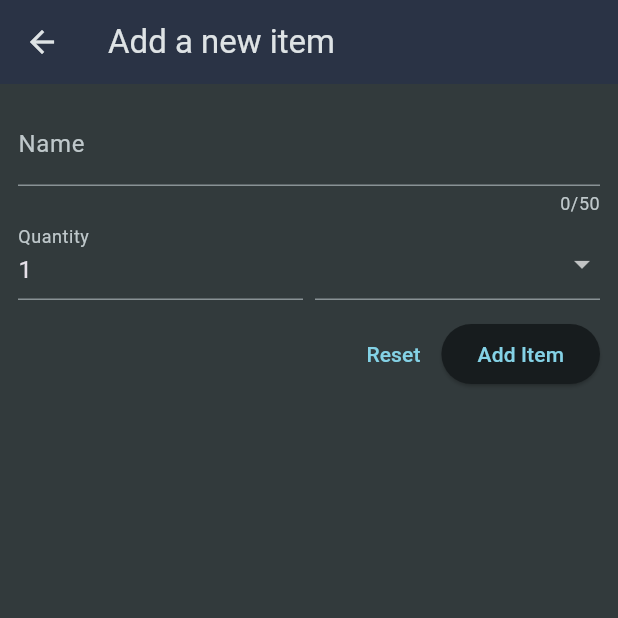
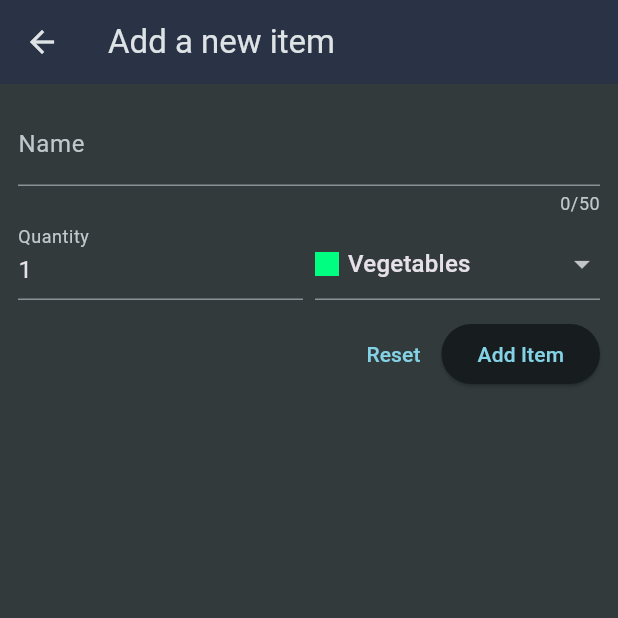
Before and after one commit to MatviiU/learning, a Flutter app: the screen it shows after launch, after a tap on the "add" icon, on a phone screen of 412 x 824 dp, the top half of it. Run offline on Flutter 3.47's test engine with Material 3 defaults, Android fonts, the phone set to English and light mode, and no system bars; our stand-ins replace flutter_riverpod, transparent_image; network calls fail.

Commit message:
Last version

```diff
--- a/shopping_list_app/lib/widgets/grocery_list.dart
+++ b/shopping_list_app/lib/widgets/grocery_list.dart
@@ -1,5 +1,9 @@
+import 'dart:convert';
+
 import 'package:flutter/material.dart';
-import 'package:shopping_list_app/data/dummy_items.dart';
+import 'package:http/http.dart' as http;
+import 'package:shopping_list_app/data/categories.dart';
+import 'package:shopping_list_app/models/grocery_item.dart';
 import 'package:shopping_list_app/widgets/new_item.dart';
 
 class GroceryList extends StatefulWidget {
@@ -10,30 +14,142 @@ class GroceryList extends StatefulWidget {
 }
 
 class _GroceryListState extends State<GroceryList> {
-  void addItem() {
-    Navigator.of(context).push(MaterialPageRoute(builder: (context) => NewItem()));
+  List<GroceryItem> _groceryItems = [];
+  var _isLoading = true;
+  String? _error;
+
+  @override
+  void initState() {
+    super.initState();
+    _loadItems();
+  }
+
+  void _loadItems() async {
+    final url = Uri.https(
+      'flutter-prep-default-rtdb.firebaseio.com',
+      'shopping-list.json',
+    );
+
+    try {
+      final response = await http.get(url);
+
+      if (response.statusCode >= 400) {
+        setState(() {
+          _error = 'Failed to fetch data. Please try again later.';
+        });
+      }
+
+      if (response.body == 'null') {
+        setState(() {
+          _isLoading = false;
+        });
+        return;
+      }
+
+      final Map<String, dynamic> listData = json.decode(response.body);
+      final List<GroceryItem> loadedItems = [];
+      for (final item in listData.entries) {
+        final category =
+            categories.entries
+                .firstWhere(
+                  (catItem) => catItem.value.title == item.value['category'],
+                )
+                .value;
+        loadedItems.add(
+          GroceryItem(
+            id: item.key,
+            name: item.value['name'],
+            quantity: item.value['quantity'],
+            category: category,
+          ),
+        );
+      }
+      setState(() {
+        _groceryItems = loadedItems;
+        _isLoading = false;
+      });
+    } catch (error) {
+      setState(() {
+        _error = 'Something went wrong! Please try again later.';
+      });
+    }
+  }
+
+  void _addItem() async {
+    final newItem = await Navigator.of(
+      context,
+    ).push<GroceryItem>(MaterialPageRoute(builder: (ctx) => const NewItem()));
+
+    if (newItem == null) {
+      return;
+    }
+
+    setState(() {
+      _groceryItems.add(newItem);
+    });
+  }
+
+  void _removeItem(GroceryItem item) async {
+    final index = _groceryItems.indexOf(item);
+    setState(() {
+      _groceryItems.remove(item);
+    });
+
+    final url = Uri.https(
+      'flutter-prep-default-rtdb.firebaseio.com',
+      'shopping-list/${item.id}.json',
+    );
+
+    final response = await http.delete(url);
+
+    if (response.statusCode >= 400) {
+      // Optional: Show error message
+      setState(() {
+        _groceryItems.insert(index, item);
+      });
+    }
   }
 
   @override
   Widget build(BuildContext context) {
+    Widget content = const Center(child: Text('No items added yet.'));
+
+    if (_isLoading) {
+      content = const Center(child: CircularProgressIndicator());
+    }
+
+    if (_groceryItems.isNotEmpty) {
+      content = ListView.builder(
+        itemCount: _groceryItems.length,
+        itemBuilder:
+            (ctx, index) => Dismissible(
+              onDismissed: (direction) {
+                _removeItem(_groceryItems[index]);
+              },
+              key: ValueKey(_groceryItems[index].id),
+              child: ListTile(
+                title: Text(_groceryItems[index].name),
+                leading: Container(
+                  width: 24,
+                  height: 24,
+                  color: _groceryItems[index].category.color,
+                ),
+                trailing: Text(_groceryItems[index].quantity.toString()),
+              ),
+            ),
+      );
+    }
+
+    if (_error != null) {
+      content = Center(child: Text(_error!));
+    }
+
     return Scaffold(
       appBar: AppBar(
         title: const Text('Your Groceries'),
-        actions: [IconButton(onPressed: addItem, icon: Icon(Icons.add))],
+        actions: [IconButton(onPressed: _addItem, icon: const Icon(Icons.add))],
       ),
-      body: ListView.builder(
-        itemCount: groceryItems.length,
-        itemBuilder:
-            (context, index) => ListTile(
-              title: Text(groceryItems[index].name),
-              leading: Container(
-                width: 24,
-                height: 24,
-                color: groceryItems[index].category.color,
-              ),
-              trailing: Text(groceryItems[index].quantity.toString()),
-            ),
-      ),
+      body: content,
     );
   }
 }
--- a/shopping_list_app/lib/widgets/new_item.dart
+++ b/shopping_list_app/lib/widgets/new_item.dart
@@ -1,21 +1,60 @@
+import 'dart:convert';
+
 import 'package:flutter/material.dart';
 import 'package:shopping_list_app/data/categories.dart';
+import 'package:shopping_list_app/models/category.dart';
+import 'package:shopping_list_app/models/grocery_item.dart';
+import 'package:http/http.dart' as http;
 
 class NewItem extends StatefulWidget {
   const NewItem({super.key});
 
   @override
-  State<NewItem> createState() => _NewItemState();
+  State<NewItem> createState() {
+    return _NewItemState();
+  }
 }
 
 class _NewItemState extends State<NewItem> {
   final _formKey = GlobalKey<FormState>();
   var enteredName = '';
   var enteredQuantity = 1;
+  var selectedCategory = categories[Categories.vegetables]!;
+  var isSending = false;
 
-  void saveItem() {
-    if(_formKey.currentState!.validate()){
+  void _saveItem() async {
+    if (_formKey.currentState!.validate()) {
+      setState(() {
+        isSending = true;
+      });
       _formKey.currentState!.save();
+      final url = Uri.https(
+        'shopping-list-app-562e2-default-rtdb.firebaseio.com',
+        'shopping-list.json',
+      );
+      final response = await http.post(
+        url,
+        headers: {'Content-Type': 'application/json'},
+        body: json.encode({
+          'name': enteredName,
+          'quantity': enteredQuantity,
+          'category': selectedCategory.title,
+        }),
+      );
+
+      final Map<String, dynamic> resData = json.decode(response.body);
+
+      if (!context.mounted) {
+        return;
+      }
+      Navigator.of(context).pop(
+        GroceryItem(
+          id: resData['name'],
+          name: enteredName,
+          quantity: enteredQuantity,
+          category: selectedCategory,
+        ),
+      );
     }
   }
 
@@ -24,20 +63,20 @@ class _NewItemState extends State<NewItem> {
     return Scaffold(
       appBar: AppBar(title: const Text('Add a new item')),
       body: Padding(
-        padding: EdgeInsets.all(12),
+        padding: const EdgeInsets.all(12),
         child: Form(
           key: _formKey,
           child: Column(
             children: [
               TextFormField(
                 maxLength: 50,
-                decoration: InputDecoration(label: Text('Name')),
+                decoration: const InputDecoration(label: Text('Name')),
                 validator: (value) {
                   if (value == null ||
                       value.isEmpty ||
-                      int.tryParse(value) == null ||
-                      int.tryParse(value)! <= 0) {
-                    return 'Must be a valid, positive number';
+                      value.trim().length <= 1 ||
+                      value.trim().length > 50) {
+                    return 'Must be between 1 and 50 characters.';
                   }
                   return null;
                 },
@@ -50,14 +89,29 @@ class _NewItemState extends State<NewItem> {
                 children: [
                   Expanded(
                     child: TextFormField(
+                      decoration: const InputDecoration(
+                        label: Text('Quantity'),
+                      ),
                       keyboardType: TextInputType.number,
-                      decoration: InputDecoration(label: Text('Quantity')),
                       initialValue: enteredQuantity.toString(),
+                      validator: (value) {
+                        if (value == null ||
+                            value.isEmpty ||
+                            int.tryParse(value) == null ||
+                            int.tryParse(value)! <= 0) {
+                          return 'Must be a valid, positive number.';
+                        }
+                        return null;
+                      },
+                      onSaved: (value) {
+                        enteredQuantity = int.parse(value!);
+                      },
                     ),
                   ),
-                  SizedBox(width: 8),
+                  const SizedBox(width: 8),
                   Expanded(
                     child: DropdownButtonFormField(
+                      value: selectedCategory,
                       items: [
                         for (final category in categories.entries)
                           DropdownMenuItem(
@@ -69,28 +123,45 @@ class _NewItemState extends State<NewItem> {
                                   height: 16,
                                   color: category.value.color,
                                 ),
-                                SizedBox(width: 6),
+                                const SizedBox(width: 6),
                                 Text(category.value.title),
                               ],
                             ),
                           ),
                       ],
-                      onChanged: (value) {},
+                      onChanged: (value) {
+                        setState(() {
+                          selectedCategory = value!;
+                        });
+                      },
                     ),
                   ),
                 ],
               ),
-              SizedBox(height: 12),
+              const SizedBox(height: 12),
               Row(
                 mainAxisAlignment: MainAxisAlignment.end,
                 children: [
                   TextButton(
-                    onPressed: () {
-                      _formKey.currentState!.reset();
-                    },
-                    child: Text('Reset'),
+                    onPressed:
+                        isSending
+                            ? null
+                            : () {
+                              _formKey.currentState!.reset();
+                            },
+                    child: const Text('Reset'),
                   ),
-                  ElevatedButton(onPressed: saveItem, child: Text('Add Item')),
+                  ElevatedButton(
+                    onPressed: isSending ? null : _saveItem,
+                    child:
+                        isSending
+                            ? const SizedBox(
+                              height: 16,
+                              width: 16,
+                              child: CircularProgressIndicator(),
+                            )
+                            : const Text('Add Item'),
+                  ),
                 ],
               ),
             ],
--- a/shopping_list_app/pubspec.yaml
+++ b/shopping_list_app/pubspec.yaml
@@ -30,6 +30,7 @@ environment:
 dependencies:
   flutter:
     sdk: flutter
+  http: ^1.3.0
 
   # The following adds the Cupertino Icons font to your application.
   # Use with the CupertinoIcons class for iOS style icons.
```
Also changed, not shown: shopping_list_app/pubspec.lock.
